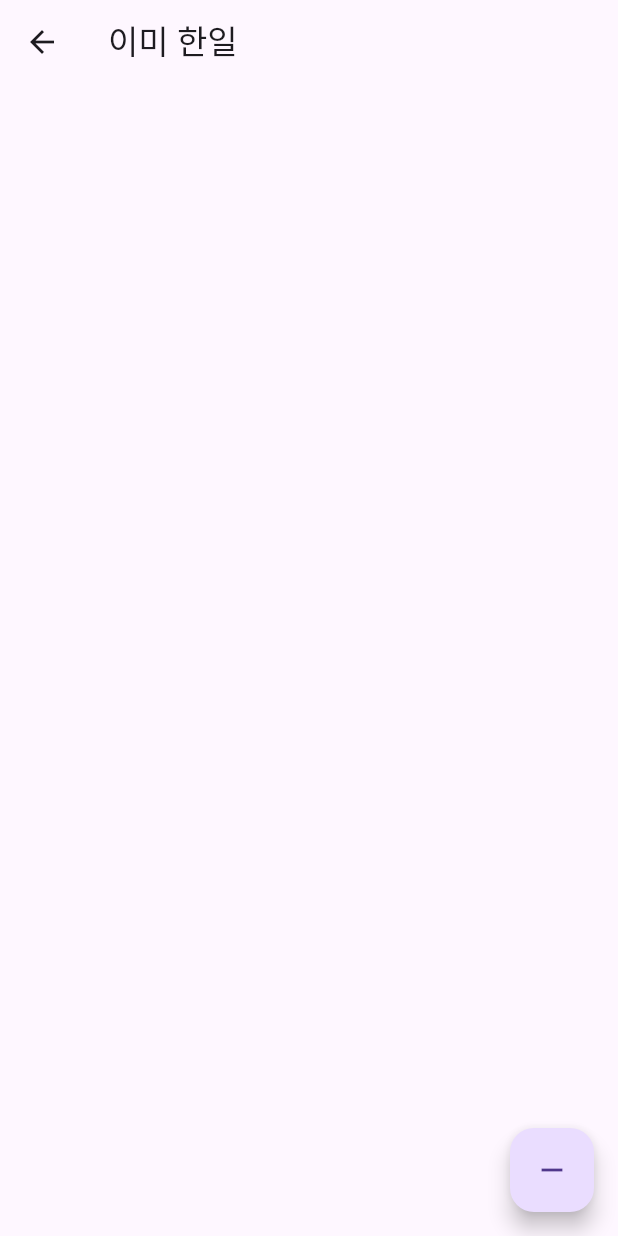
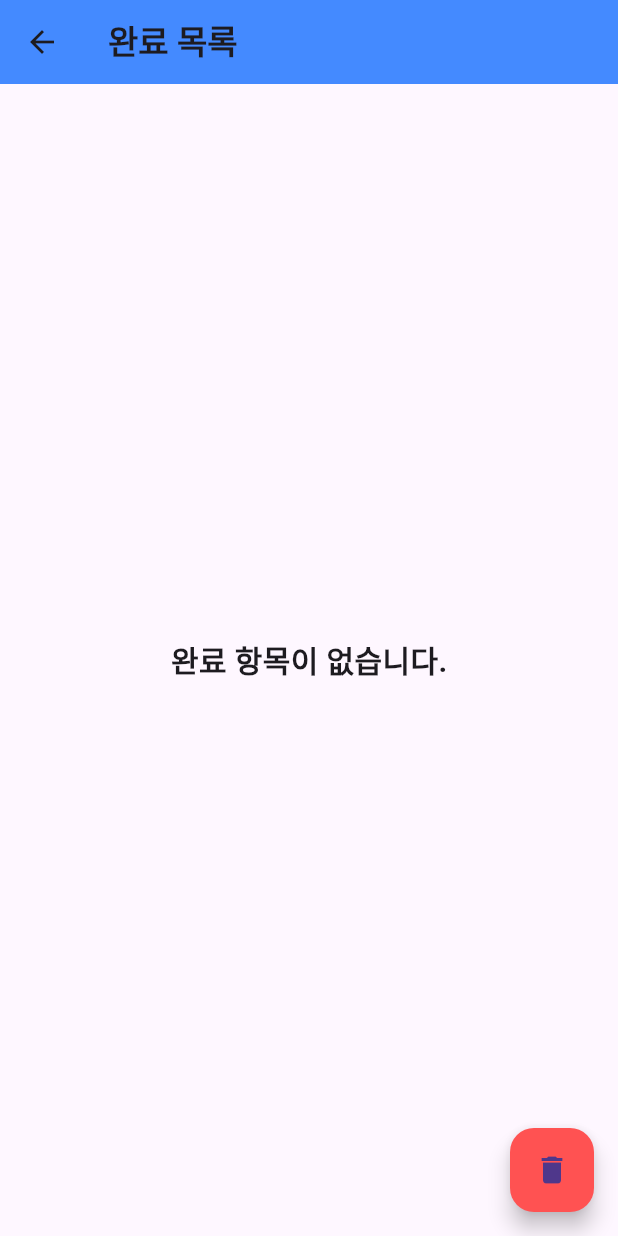
Before and after one commit to LeeSeongHo0611/FlutterTodoApp, a Flutter app: the ClearListApp screen opened by its route, on a phone screen of 412 x 824 dp. Run offline on Flutter 3.47's test engine with Material 3 defaults, Android fonts, the phone set to English and light mode, and no system bars; our stand-ins replace cloud_firestore, firebase_core, shared_preferences, table_calendar; accounts and stored records are empty.

```diff
--- a/lib/views/addTodo.dart
+++ b/lib/views/addTodo.dart
@@ -23,7 +23,7 @@ class _AddTodoApp extends State<AddTodoApp> {
   Widget build(BuildContext context) {
     return Scaffold(
       appBar: AppBar(
-        title: Text('Todo 추가'),
+        title: Text('할일 추가'),
       ),
       body: Container(
         child: Center(
--- a/lib/views/clearList.dart
+++ b/lib/views/clearList.dart
@@ -4,10 +4,10 @@ import 'package:todo_list/controllers/clearlist_controller.dart'; // 컨트롤
 
 class ClearListApp extends StatefulWidget {
   @override
-  State<StatefulWidget> createState() => _clearListApp();
+  State<StatefulWidget> createState() => _ClearListAppState();
 }
 
-class _clearListApp extends State<ClearListApp> {
+class _ClearListAppState extends State<ClearListApp> {
   ClearListController clearListController = ClearListController(); // 컨트롤러 인스턴스 생성
   Future<List<Todo>>? clearList; // 완료된 할 일 목록을 저장하는 변수
 
@@ -21,9 +21,11 @@ class _clearListApp extends State<ClearListApp> {
   Widget build(BuildContext context) {
     return Scaffold(
       appBar: AppBar(
-        title: Text('이미 한일'),
+        title: Text('완료 목록', style: TextStyle(fontWeight: FontWeight.bold)),
+        backgroundColor: Colors.blueAccent,
       ),
-      body: Container(
+      body: Padding(
+        padding: const EdgeInsets.all(10.0),
         child: Center(
           child: FutureBuilder(
             future: clearList,
@@ -35,32 +37,45 @@ class _clearListApp extends State<ClearListApp> {
                   return CircularProgressIndicator();
                 case ConnectionState.done:
                   if (snapshot.hasData) {
+                    List<Todo> todoList = snapshot.data as List<Todo>;
+                    if (todoList.isEmpty) {
+                      return Text(
+                        '완료 항목이 없습니다.',
+                        style: TextStyle(fontSize: 20, fontWeight: FontWeight.bold),
+                      );
+                    } else {
                       return ListView.builder(
-                      itemCount: (snapshot.data as List<Todo>).length,
+                        itemCount: todoList.length,
                         itemBuilder: (context, index) {
-                        Todo todo = (snapshot.data as List<Todo>)[index];
-                        return ListTile(
+                          Todo todo = todoList[index];
+                          return Card(
+                            margin: EdgeInsets.symmetric(vertical: 8),
+                            child: ListTile(
                               title: Text(
                                 todo.title!,
-                            style: TextStyle(fontSize: 20),
+                                style: TextStyle(fontSize: 18, fontWeight: FontWeight.bold),
                               ),
-                          subtitle: Container(
-                            child: Column(
-                              children: <Widget>[
-                                Text(todo.content!),
-                                Container(
-                                  height: 1,
-                                  color: Colors.blue,
-                                )
-                              ],
+                              subtitle: Padding(
+                                padding: const EdgeInsets.only(top: 5.0),
+                                child: Text(
+                                  todo.content!,
+                                  style: TextStyle(fontSize: 16, color: Colors.grey[600]),
                                 ),
+                              ),
+                              trailing: Icon(Icons.check_circle, color: Colors.green),
                             ),
                           );
                         },
                       );
                     }
+                  } else {
+                    return Text(
+                      'Failed to load data.',
+                      style: TextStyle(fontSize: 20, fontWeight: FontWeight.bold),
+                    );
                   }
-              return Text('No data');
+              }
+              return Text('No data available');
             },
           ),
         ),
@@ -71,19 +86,19 @@ class _clearListApp extends State<ClearListApp> {
               context: context,
               builder: (BuildContext context) {
                 return AlertDialog(
-                  title: Text('완료한 일 삭제'),
-                  content: Text('완료한 일을 모두 삭제할까요?'),
+                  title: Text('모든 완료 항목 삭제'),
+                  content: Text('모든 완료 항목을 정말로 삭제하시겠습니까?'),
                   actions: <Widget>[
                     TextButton(
                         onPressed: () {
                           Navigator.of(context).pop(true);
                         },
-                        child: Text('예')),
+                        child: Text('Yes')),
                     TextButton(
                         onPressed: () {
                           Navigator.of(context).pop(false);
                         },
-                        child: Text('아니요')),
+                        child: Text('No')),
                   ],
                 );
               });
@@ -94,7 +109,8 @@ class _clearListApp extends State<ClearListApp> {
             });
           }
         },
-        child: Icon(Icons.remove),
+        child: Icon(Icons.delete),
+        backgroundColor: Colors.redAccent,
       ),
     );
   }
```
Also changed, not shown: lib/views/todoView.dart (+69 -42 lines). Lines whose indentation alone changed are shown as unchanged.
